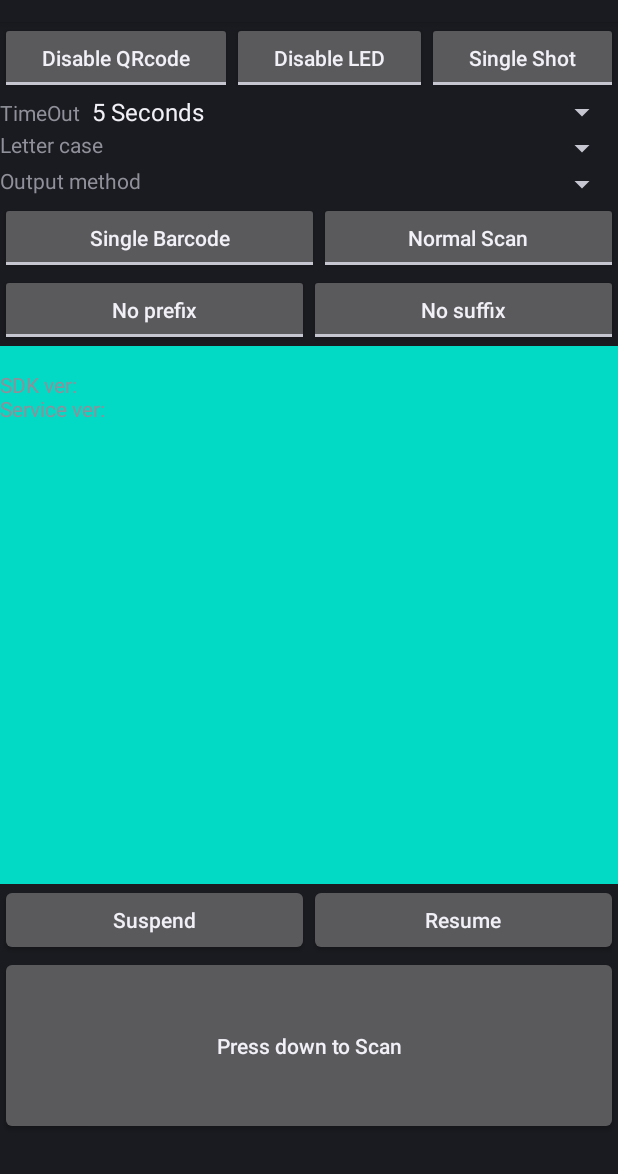
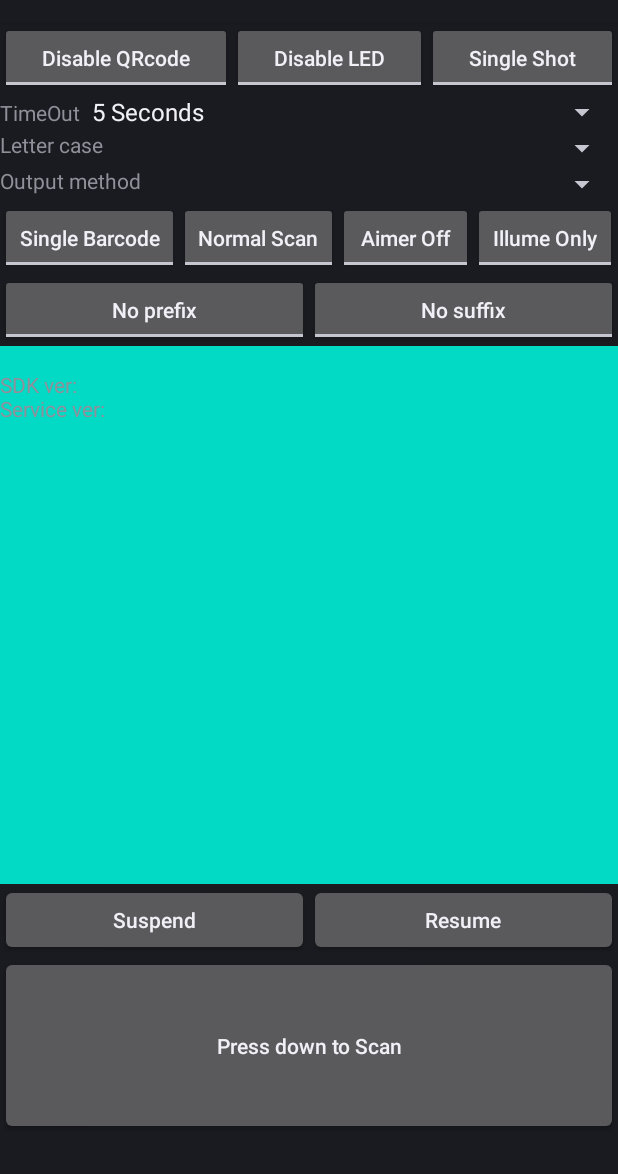
Before and after one commit to ntcpub/scannerDemo, an Android app: the screen it shows after launch (MainActivity), on a phone screen of 412 x 824 dp, the part 62-1236 px from its top. Run offline under Robolectric (Android 15) with nearby library versions, the phone set to English and light mode, and no system bars; libraries missing offline, so code that uses them is left out: com.xcheng.scanner; 12 statements that could not run were skipped.

Commit message:
sdk v1.0.7

```diff
--- a/demo/build.gradle
+++ b/demo/build.gradle
@@ -44,5 +44,5 @@ android {
 }
 
 dependencies {
-    implementation('com.xcheng:scanner:1.0.6')
+    implementation('com.xcheng:scanner:1.0.7')
 }
--- a/demo/src/main/java/com/xcheng/demo/scanner/MainActivity.java
+++ b/demo/src/main/java/com/xcheng/demo/scanner/MainActivity.java
@@ -16,7 +16,9 @@ import android.widget.Spinner;
 import android.widget.TextView;
 import android.widget.ToggleButton;
 
+import com.xcheng.scanner.AimerMode;
 import com.xcheng.scanner.BarcodeType;
+import com.xcheng.scanner.FlashMode;
 import com.xcheng.scanner.OutputMethod;
 import com.xcheng.scanner.RegionSizeType;
 import com.xcheng.scanner.ScannerResult;
@@ -42,6 +44,9 @@ public class MainActivity extends Activity implements View.OnClickListener {
     private ToggleButton mToggleMultiBarcodes;
 
     private ToggleButton mTogglePrecisionScan;
+
+    private ToggleButton mToggleAimerMode;
+    private ToggleButton mToggleFlashMode;
     private Spinner mSpinTimeout;
     private Spinner mSpinTextCase;
     private Spinner mSpinOutputMethod;
@@ -235,6 +240,30 @@ public class MainActivity extends Activity implements View.OnClickListener {
         });
         mTogglePrecisionScan.setChecked(false);
 
+        // Aimer mode
+        mToggleAimerMode = (ToggleButton)findViewById(R.id.toggle_aim_mode);
+        mToggleAimerMode.setOnCheckedChangeListener((CompoundButton buttonView,
+                                                         boolean isChecked)->{
+            if (isChecked) {
+                XcBarcodeScanner.setAimerLightsMode(AimerMode.TRIGGER_ON);
+            } else {
+                XcBarcodeScanner.setAimerLightsMode(AimerMode.ALWAYS_OFF);
+            }
+        });
+        mToggleAimerMode.setChecked(false);
+
+        // Flash mode
+        mToggleFlashMode = (ToggleButton)findViewById(R.id.toggle_flash_mode);
+        mToggleFlashMode.setOnCheckedChangeListener((CompoundButton buttonView,
+                                                         boolean isChecked)->{
+            if (isChecked) {
+                XcBarcodeScanner.setFlashLightsMode(FlashMode.ILLUME_STROBE);
+            } else {
+                XcBarcodeScanner.setFlashLightsMode(FlashMode.ILLUME_ONLY);
+            }
+        });
+        mToggleFlashMode.setChecked(false);
+
         mButtonScan.setOnTouchListener(new View.OnTouchListener() {
             @Override
             public boolean onTouch(View view, MotionEvent motionEvent) {
--- a/demo/src/main/res/layout/activity_main.xml
+++ b/demo/src/main/res/layout/activity_main.xml
@@ -116,7 +116,7 @@
                 android:layout_width="wrap_content"
                 android:layout_height="wrap_content"
                 android:layout_gravity="center_horizontal"
-                android:layout_weight="0.3"
+                android:layout_weight="0.2"
                 android:textAllCaps="false"
                 android:textOff="@string/single_barcode"
                 android:textOn="@string/multi_barcode"/>
@@ -127,10 +127,32 @@
                 android:layout_width="wrap_content"
                 android:layout_height="wrap_content"
                 android:layout_gravity="center_horizontal"
-                android:layout_weight="0.3"
+                android:layout_weight="0.2"
                 android:textAllCaps="false"
                 android:textOff="@string/normal_scan"
                 android:textOn="@string/precision_1d"/>
+
+            <ToggleButton
+                android:id="@+id/toggle_aim_mode"
+                android:checked="false"
+                android:layout_width="wrap_content"
+                android:layout_height="wrap_content"
+                android:layout_gravity="center_horizontal"
+                android:layout_weight="0.2"
+                android:textAllCaps="false"
+                android:textOff="@string/aim_always_off"
+                android:textOn="@string/aim_trigger_on"/>
+
+            <ToggleButton
+                android:id="@+id/toggle_flash_mode"
+                android:checked="false"
+                android:layout_width="wrap_content"
+                android:layout_height="wrap_content"
+                android:layout_gravity="center_horizontal"
+                android:layout_weight="0.2"
+                android:textAllCaps="false"
+                android:textOff="@string/flash_illumonly"
+                android:textOn="@string/flash_illumstrobe"/>
 
         </LinearLayout>
 
--- a/demo/src/main/res/values/strings.xml
+++ b/demo/src/main/res/values/strings.xml
@@ -21,4 +21,8 @@
     <string name="scan">Press down to Scan</string>
     <string name="scanloop">Click to start/stop Scan</string>
     <string name="app_name">XCScanner DemoApp</string>
+    <string name="aim_always_off">Aimer Off</string>
+    <string name="aim_trigger_on">Aimer Trigger On</string>
+    <string name="flash_illumonly">Illume Only</string>
+    <string name="flash_illumstrobe">Strobe</string>
 </resources>
```
Also changed, not shown: 3 other files.
